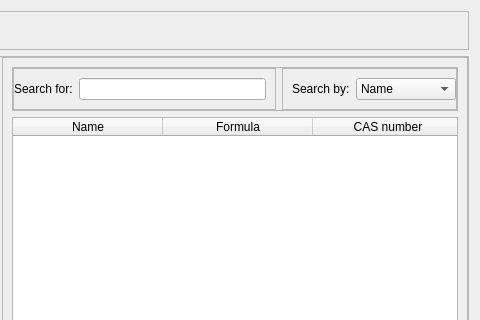
Before: the Qt Designer form addon/pycThermopack/pyctp/gui/widgets/layouts/component_select_widget.ui in thermotools/thermopack, drawn with Qt 5; both pictures show x 587 to 1067 and y 0 to 320 of the 1067 by 514 pixel window.
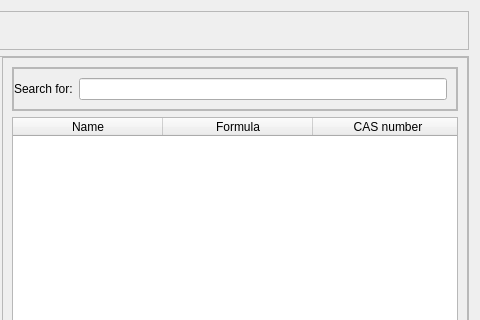
After: the same form once the commit is applied.

Commit message: Search function for available components

What changed in the file:
```diff
--- a/addon/pycThermopack/pyctp/gui/widgets/layouts/component_select_widget.ui
+++ b/addon/pycThermopack/pyctp/gui/widgets/layouts/component_select_widget.ui
@@ -417,53 +417,6 @@
               </layout>
              </widget>
             </item>
-            <item>
-             <widget class="QFrame" name="frame_10">
-              <property name="sizePolicy">
-               <sizepolicy hsizetype="Fixed" vsizetype="Maximum">
-                <horstretch>0</horstretch>
-                <verstretch>0</verstretch>
-               </sizepolicy>
-              </property>
-              <property name="frameShape">
-               <enum>QFrame::StyledPanel</enum>
-              </property>
-              <property name="frameShadow">
-               <enum>QFrame::Raised</enum>
-              </property>
-              <layout class="QFormLayout" name="formLayout_4">
-               <property name="rightMargin">
-                <number>0</number>
-               </property>
-               <item row="0" column="0">
-                <widget class="QLabel" name="label_search_3">
-                 <property name="text">
-                  <string>Search by:</string>
-                 </property>
-                </widget>
-               </item>
-               <item row="0" column="1">
-                <widget class="QComboBox" name="filter_cbox">
-                 <item>
-                  <property name="text">
-                   <string>Name</string>
-                  </property>
-                 </item>
-                 <item>
-                  <property name="text">
-                   <string>Formula</string>
-                  </property>
-                 </item>
-                 <item>
-                  <property name="text">
-                   <string>CAS number</string>
-                  </property>
-                 </item>
-                </widget>
-               </item>
-              </layout>
-             </widget>
-            </item>
            </layout>
           </widget>
          </item>
```
The commit also changes 2 other files.
